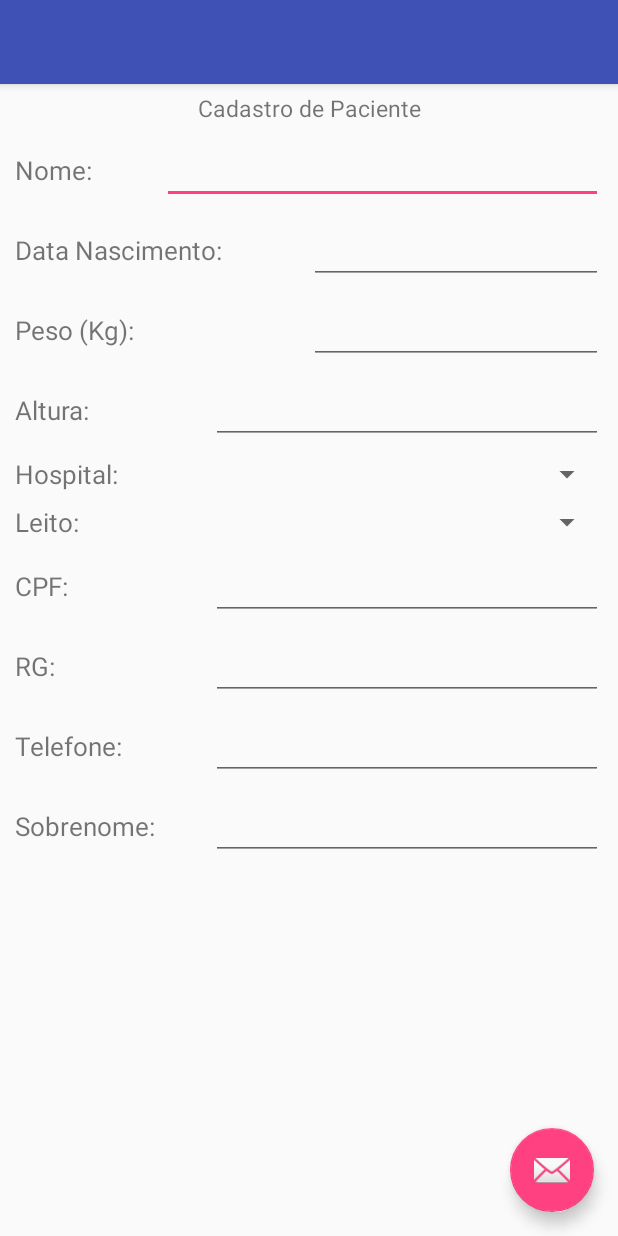
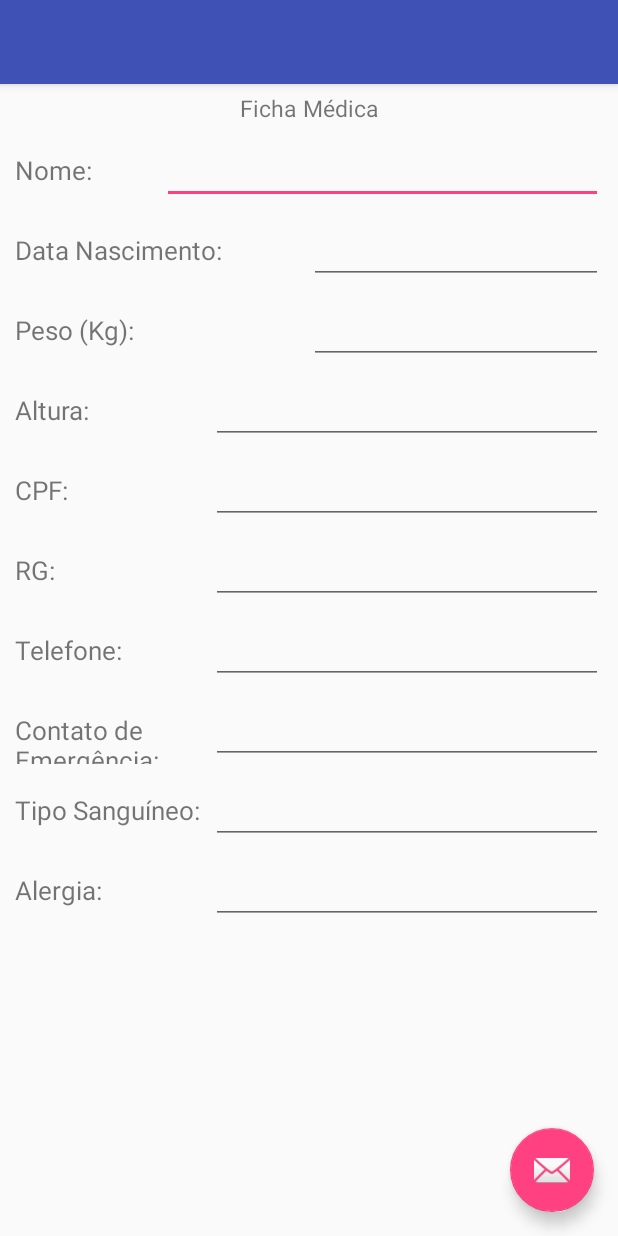
Before and after one commit to PatriciaMoura/Tools-1, an Android app: the layout activity_ficha__medica.xml on its own in the app's theme, with its tools: preview values and no code run, on a phone screen of 412 x 824 dp. Run offline under Robolectric (Android 15) with nearby library versions, the phone set to English and light mode, and no system bars.

Commit message:
Controller

```diff
--- a/app/src/main/AndroidManifest.xml
+++ b/app/src/main/AndroidManifest.xml
@@ -23,7 +23,7 @@
         <activity android:name=".Calcular_Media" />
         <activity android:name=".Abstrata" />
         <activity
-            android:name=".Ficha_Medica"
+            android:name=".Ficha_Medica_Controller"
             android:label="@string/title_activity_ficha__medica"
             android:theme="@style/AppTheme.NoActionBar"></activity>
     </application>
--- a/app/src/main/res/layout/activity_ficha__medica.xml
+++ b/app/src/main/res/layout/activity_ficha__medica.xml
@@ -4,7 +4,7 @@
     xmlns:tools="http://schemas.android.com/tools"
     android:layout_width="match_parent"
     android:layout_height="match_parent"
-    tools:context=".Ficha_Medica">
+    tools:context=".Ficha_Medica_Controller">
 
     <android.support.design.widget.AppBarLayout
         android:layout_width="match_parent"
--- a/app/src/main/res/layout/content_ficha__medica.xml
+++ b/app/src/main/res/layout/content_ficha__medica.xml
@@ -5,7 +5,7 @@
     android:layout_width="match_parent"
     android:layout_height="match_parent"
     app:layout_behavior="@string/appbar_scrolling_view_behavior"
-    tools:context=".Ficha_Medica"
+    tools:context=".Ficha_Medica_Controller"
     tools:showIn="@layout/activity_ficha__medica">
 
 
@@ -26,7 +26,7 @@
             <TextView
                 android:layout_width="match_parent"
                 android:layout_height="wrap_content"
-                android:text="Cadastro de Paciente"
+                android:text="Ficha Médica"
                 android:typeface="sans"
                 android:textSize="15sp"
                 android:gravity="center"/>
@@ -48,7 +48,7 @@
                 android:layout_weight="3"/>
 
             <EditText
-                android:id="@+id/edtPacienteNome"
+                android:id="@+id/edtNome"
                 android:layout_width="match_parent"
                 android:layout_height="wrap_content"
                 android:layout_weight="1"
@@ -71,7 +71,7 @@
                 android:layout_weight="1"/>
 
             <EditText
-                android:id="@+id/edtPacienteData"
+                android:id="@+id/edtDatanasc"
                 android:layout_width="match_parent"
                 android:layout_height="wrap_content"
                 android:layout_weight="1"
@@ -94,7 +94,7 @@
                 android:layout_weight="1"/>
 
             <EditText
-                android:id="@+id/edtPacientePeso"
+                android:id="@+id/edtPeso"
                 android:layout_width="match_parent"
                 android:layout_height="wrap_content"
                 android:layout_weight="1"
@@ -117,7 +117,7 @@
                 android:layout_weight="2"/>
 
             <EditText
-                android:id="@+id/edtAlturaPaciente"
+                android:id="@+id/edtAltura"
                 android:layout_width="match_parent"
                 android:layout_height="wrap_content"
                 android:layout_weight="1"
@@ -125,51 +125,6 @@
 
         </LinearLayout>
 
-        <LinearLayout
-            android:layout_width="match_parent"
-            android:layout_height="wrap_content"
-            android:orientation="horizontal"
-            android:layout_marginTop="8dp">
-
-            <TextView
-                android:layout_width="match_parent"
-                android:layout_height="wrap_content"
-                android:text="Hospital:"
-                android:typeface="sans"
-                android:textSize="17sp"
-                android:layout_weight="2"/>
-
-            <Spinner
-                android:id="@+id/spnPacienteHospital"
-                android:layout_width="match_parent"
-                android:layout_height="wrap_content"
-                android:layout_weight="1"
-                android:inputType="date"/>
-
-        </LinearLayout>
-
-        <LinearLayout
-            android:layout_width="match_parent"
-            android:layout_height="wrap_content"
-            android:orientation="horizontal"
-            android:layout_marginTop="8dp">
-
-            <TextView
-                android:layout_width="match_parent"
-                android:layout_height="wrap_content"
-                android:text="Leito:"
-                android:typeface="sans"
-                android:textSize="17sp"
-                android:layout_weight="2"/>
-
-            <Spinner
-                android:id="@+id/spnPacienteLeito"
-                android:layout_width="match_parent"
-                android:layout_height="wrap_content"
-                android:layout_weight="1"
-                android:inputType="date"/>
-
-        </LinearLayout>
 
         <LinearLayout
             android:layout_width="match_parent"
@@ -186,7 +141,7 @@
                 android:layout_weight="2"/>
 
             <EditText
-                android:id="@+id/edtPacienteCPF"
+                android:id="@+id/edt_CPF"
                 android:layout_width="match_parent"
                 android:layout_height="wrap_content"
                 android:layout_weight="1"
@@ -209,7 +164,7 @@
                 android:layout_weight="2"/>
 
             <EditText
-                android:id="@+id/edtPacienteRG"
+                android:id="@+id/edtRG"
                 android:layout_width="match_parent"
                 android:layout_height="wrap_content"
                 android:layout_weight="1"
@@ -232,7 +187,7 @@
                 android:layout_weight="2"/>
 
             <EditText
-                android:id="@+id/edtPacienteTelefone"
+                android:id="@+id/edtTelefone"
                 android:layout_width="match_parent"
                 android:layout_height="wrap_content"
                 android:layout_weight="1"
@@ -249,13 +204,59 @@
             <TextView
                 android:layout_width="match_parent"
                 android:layout_height="wrap_content"
-                android:text="Sobrenome:"
+                android:text="Contato de Emergência:"
                 android:typeface="sans"
                 android:textSize="17sp"
                 android:layout_weight="2"/>
 
             <EditText
-                android:id="@+id/edtPacienteSobrenome"
+                android:id="@+id/edtContatoEmergencia"
+                android:layout_width="match_parent"
+                android:layout_height="wrap_content"
+                android:layout_weight="1"
+                android:inputType="number"/>
+
+        </LinearLayout>
+
+        <LinearLayout
+            android:layout_width="match_parent"
+            android:layout_height="wrap_content"
+            android:orientation="horizontal"
+            android:layout_marginTop="8dp">
+
+            <TextView
+                android:layout_width="match_parent"
+                android:layout_height="wrap_content"
+                android:text="Tipo Sanguíneo:"
+                android:typeface="sans"
+                android:textSize="17sp"
+                android:layout_weight="2"/>
+
+            <EditText
+                android:id="@+id/edtTipoSangue"
+                android:layout_width="match_parent"
+                android:layout_height="wrap_content"
+                android:layout_weight="1"
+                android:inputType="text"/>
+
+        </LinearLayout>
+
+        <LinearLayout
+            android:layout_width="match_parent"
+            android:layout_height="wrap_content"
+            android:orientation="horizontal"
+            android:layout_marginTop="8dp">
+
+            <TextView
+                android:layout_width="match_parent"
+                android:layout_height="wrap_content"
+                android:text="Alergia:"
+                android:typeface="sans"
+                android:textSize="17sp"
+                android:layout_weight="2"/>
+
+            <EditText
+                android:id="@+id/edtAlergia"
                 android:layout_width="match_parent"
                 android:layout_height="wrap_content"
                 android:layout_weight="1"
```
Also changed, not shown: app/src/main/java/course/example/tools/BaseController.java (added, +73 -0 lines), app/src/main/java/course/example/tools/Ficha_Medica.java (deleted, +0 -32 lines), app/src/main/java/course/example/tools/Ficha_Medica_Controller.java (added, +101 -0 lines), app/src/main/java/model/DateUtil.java (added, +32 -0 lines), app/src/main/java/model/Pessoa.java (+1 -7 lines).
